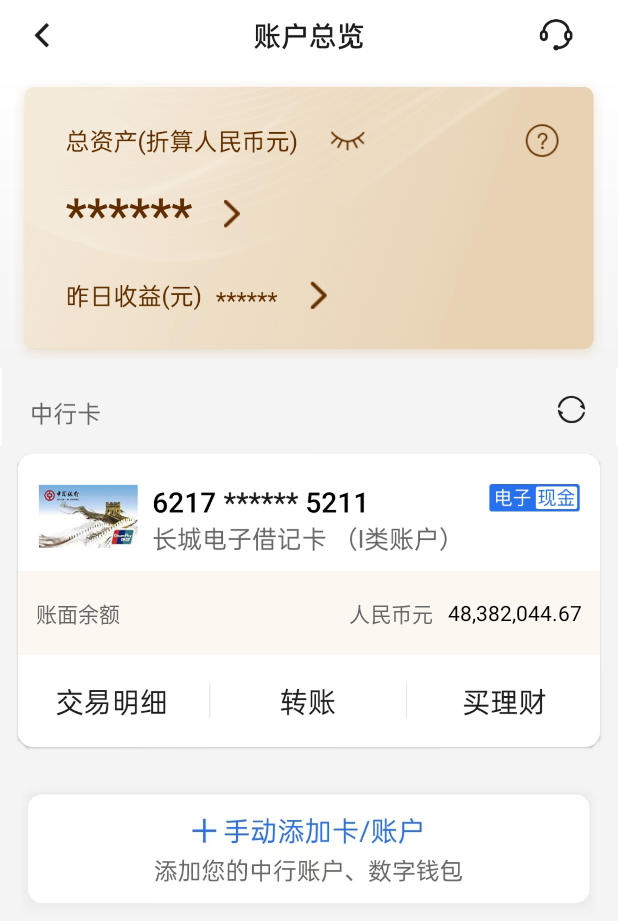
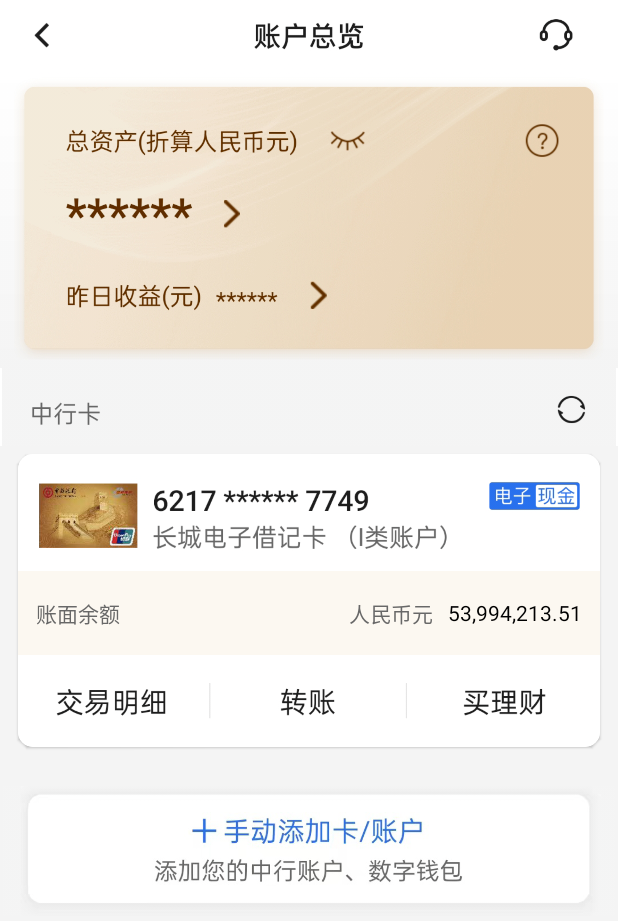
Before and after one commit to StarLord-Coder/My-Trade, an Android app built with Jetpack Compose: the AccountOverviewActivity screen opened directly, with no data from a screen before it, on a phone screen of 412 x 824 dp. Shown: the top 921 px of the screen. Run offline under Robolectric (Android 15) with nearby library versions, the phone set to English and light mode, and no system bars.

```diff
--- a/app/src/main/java/com/trade/utils/ReadData.kt
+++ b/app/src/main/java/com/trade/utils/ReadData.kt
@@ -12,7 +12,7 @@ class ReadData {
     private fun getJsonDataFromAsset(context: Context): String? {
         lateinit var jsonString: String
         try {
-            jsonString = context.assets.open("act_c3.json")
+            jsonString = context.assets.open("act_c1.json")
                 .bufferedReader()
                 .use { it.readText() }
 
--- a/app/src/main/java/com/trade/views/SplashActivity.kt
+++ b/app/src/main/java/com/trade/views/SplashActivity.kt
@@ -44,7 +44,7 @@ class SplashActivity : AppCompatActivity() {
     private fun insertFirstData() {
 
         val gson = Gson()
-        val jsonFileString = getJsonDataFromAsset(applicationContext, "act_c3.json")
+        val jsonFileString = getJsonDataFromAsset(applicationContext, "act_c1.json")
         val listTx = object : TypeToken<List<ExchangeModel>>() {}.type
         var txModel: List<ExchangeModel> = gson.fromJson(jsonFileString, listTx)
 
--- a/app/src/main/res/layout/activity_account_overview.xml
+++ b/app/src/main/res/layout/activity_account_overview.xml
@@ -67,12 +67,12 @@
                     android:background="@color/white">
 
                     <!-- Act C1 -->
-<!--                    <ImageView-->
-<!--                        android:layout_width="match_parent"-->
-<!--                        android:layout_height="wrap_content"-->
-<!--                        android:layout_marginTop="13dp"-->
-<!--                        android:src="@drawable/img_account_c1_overview_box_3"-->
-<!--                        android:adjustViewBounds="true"/>-->
+                    <ImageView
+                        android:layout_width="match_parent"
+                        android:layout_height="wrap_content"
+                        android:layout_marginTop="13dp"
+                        android:src="@drawable/img_account_c1_overview_box_3"
+                        android:adjustViewBounds="true"/>
 
                     <!-- Act C2 -->
 <!--                    <ImageView-->
@@ -83,12 +83,12 @@
 <!--                        android:adjustViewBounds="true"/>-->
 
                     <!-- Act C3 -->
-                    <ImageView
-                        android:layout_width="match_parent"
-                        android:layout_height="wrap_content"
-                        android:layout_marginTop="13dp"
-                        android:src="@drawable/img_account_c3_overview_box_3"
-                        android:adjustViewBounds="true"/>
+<!--                    <ImageView-->
+<!--                        android:layout_width="match_parent"-->
+<!--                        android:layout_height="wrap_content"-->
+<!--                        android:layout_marginTop="13dp"-->
+<!--                        android:src="@drawable/img_account_c3_overview_box_3"-->
+<!--                        android:adjustViewBounds="true"/>-->
 
                     <RelativeLayout
                         android:layout_width="match_parent"
@@ -113,30 +113,6 @@
                             android:textColor="@color/color_dark_font_filter" />
 
                         <!-- Act C1 -->
-                        <!--                        <TextView-->
-                        <!--                            android:id="@+id/tvCurrency"-->
-                        <!--                            android:layout_width="wrap_content"-->
-                        <!--                            android:layout_height="wrap_content"-->
-                        <!--                            android:layout_alignParentEnd="true"-->
-                        <!--                            android:layout_centerVertical="true"-->
-                        <!--                            android:layout_marginEnd="12dp"-->
-                        <!--                            android:text="53,994,213.51"-->
-                        <!--                            android:textColor="@color/black"-->
-                        <!--                            android:textStyle="normal" />-->
-
-                        <!-- Act C2 -->
-                        <!--                        <TextView-->
-                        <!--                            android:id="@+id/tvCurrency"-->
-                        <!--                            android:layout_width="wrap_content"-->
-                        <!--                            android:layout_height="wrap_content"-->
-                        <!--                            android:layout_alignParentEnd="true"-->
-                        <!--                            android:layout_centerVertical="true"-->
-                        <!--                            android:layout_marginEnd="12dp"-->
-                        <!--                            android:text="47,870,771.09"-->
-                        <!--                            android:textColor="@color/black"-->
-                        <!--                            android:textStyle="normal" />-->
-
-                        <!-- Act C3-->
                         <TextView
                             android:id="@+id/tvCurrency"
                             android:layout_width="wrap_content"
@@ -144,9 +120,33 @@
                             android:layout_alignParentEnd="true"
                             android:layout_centerVertical="true"
                             android:layout_marginEnd="12dp"
-                            android:text="48,382,044.67"
+                            android:text="53,994,213.51"
                             android:textColor="@color/black"
                             android:textStyle="normal" />
+
+                        <!-- Act C2 -->
+<!--                        <TextView-->
+<!--                            android:id="@+id/tvCurrency"-->
+<!--                            android:layout_width="wrap_content"-->
+<!--                            android:layout_height="wrap_content"-->
+<!--                            android:layout_alignParentEnd="true"-->
+<!--                            android:layout_centerVertical="true"-->
+<!--                            android:layout_marginEnd="12dp"-->
+<!--                            android:text="47,870,771.09"-->
+<!--                            android:textColor="@color/black"-->
+<!--                            android:textStyle="normal" />-->
+
+                        <!-- Act C3-->
+<!--                        <TextView-->
+<!--                            android:id="@+id/tvCurrency"-->
+<!--                            android:layout_width="wrap_content"-->
+<!--                            android:layout_height="wrap_content"-->
+<!--                            android:layout_alignParentEnd="true"-->
+<!--                            android:layout_centerVertical="true"-->
+<!--                            android:layout_marginEnd="12dp"-->
+<!--                            android:text="48,382,044.67"-->
+<!--                            android:textColor="@color/black"-->
+<!--                            android:textStyle="normal" />-->
 
                     </RelativeLayout>
 
```
Also changed, not shown: app/src/main/res/layout/activity_account_detail.xml (+4 -4 lines), app/src/main/res/layout/activity_me.xml (+24 -24 lines).
